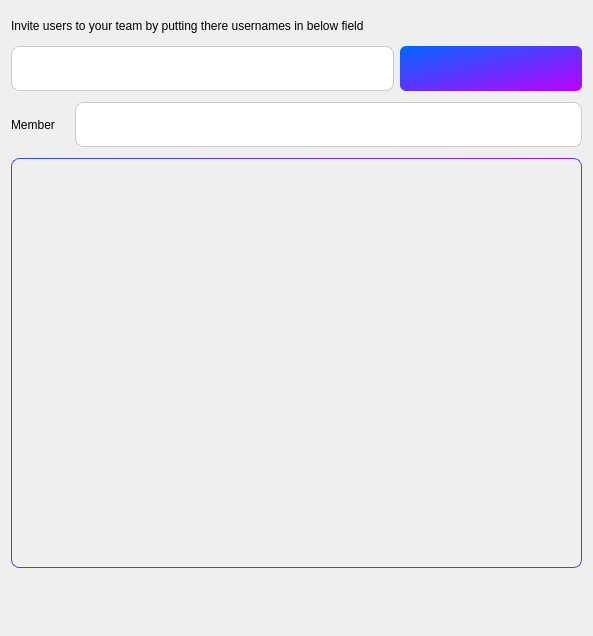
Qt form widget/Setting/WInvitePage.ui (yechaoGitHub/AI) before a commit.
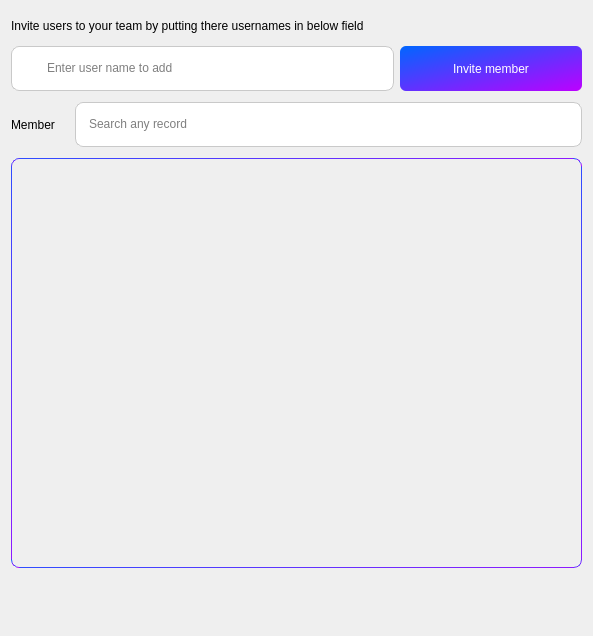
The same form after that commit. Icons and pictures are not drawn. Custom widgets are drawn as their Qt base class.

Diff of the .ui file:
```diff
--- a/widget/Setting/WInvitePage.ui
+++ b/widget/Setting/WInvitePage.ui
@@ -200,6 +200,9 @@
             <height>40</height>
            </size>
           </property>
+          <property name="placeholderText">
+           <string>Enter user name to add</string>
+          </property>
          </widget>
         </item>
        </layout>
@@ -220,7 +223,7 @@
         </size>
        </property>
        <property name="text">
-        <string/>
+        <string>Invite member</string>
        </property>
       </widget>
      </item>
@@ -279,6 +282,9 @@
             <height>40</height>
            </size>
           </property>
+          <property name="placeholderText">
+           <string>Search any record</string>
+          </property>
          </widget>
         </item>
         <item>
```
